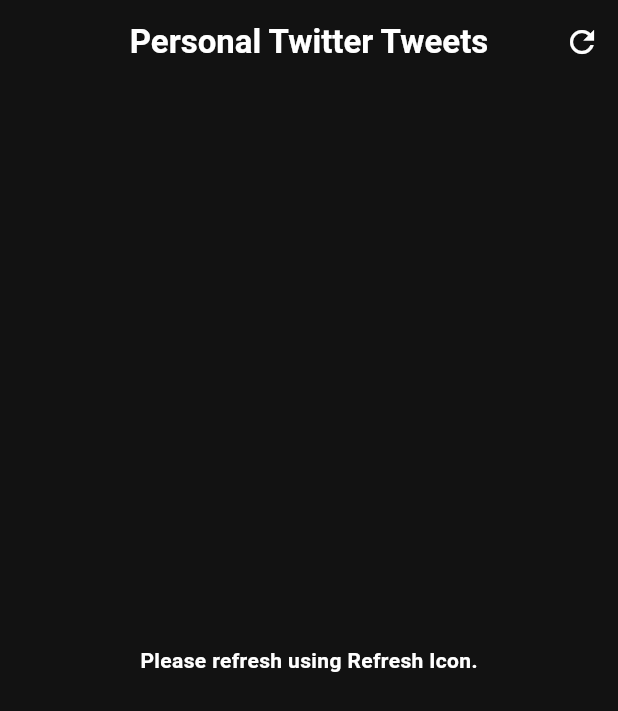
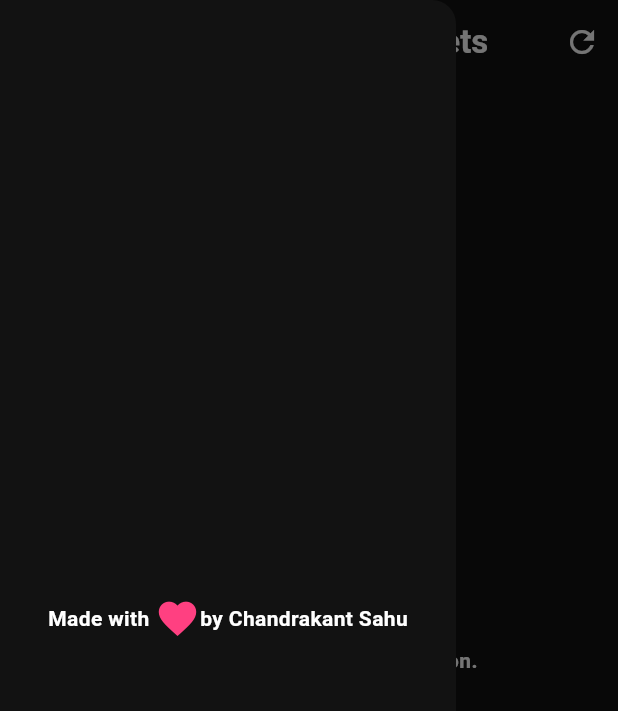
Before and after one commit to Chandrakant0110/personal-twitter-feed, a Flutter app: the screen it shows after launch, with the side drawer open (before the commit the screen has no drawer), on a phone screen of 412 x 824 dp. Shown: the top 711 px of the screen. Run offline on Flutter 3.47's test engine with Material 3 defaults, Android fonts, the light colour scheme and no system bars; drawn by our look-alikes of like_button; our stand-ins replace fluttertoast.

Commit message:
added-drawer

```diff
--- a/lib/main.dart
+++ b/lib/main.dart
@@ -13,6 +13,7 @@
   Widget build(BuildContext context) {
     return MaterialApp(
       title: 'Personal Twitter Feed',
+
       theme: ThemeData(
         colorScheme: const ColorScheme.dark(primary: Colors.white),
         // colorScheme: ColorScheme.fromSeed(seedColor: Colors.deepPurple),
--- a/lib/screens/home_screen.dart
+++ b/lib/screens/home_screen.dart
@@ -1,7 +1,9 @@
 import 'dart:convert';
 import 'package:flutter/material.dart';
 import 'package:http/http.dart' as http;
+import 'package:like_button/like_button.dart';
 import 'package:social_media_app/secrets.dart';
+import 'package:social_media_app/widgets/drawer.dart';
 
 import '../widgets/feed_card.dart';
 
@@ -67,6 +69,7 @@
           ),
         ],
       ),
+      drawer: const CustomDrawer(),
       body: value == 1
           ? const Center(
               child: Text(
--- a/lib/secrets.dart
+++ b/lib/secrets.dart
@@ -1,4 +1,4 @@
 class Secrets {
   static const X_RapidAPI_Key =
-      '8170f21ddfmshd73754ab39afe25p1329edjsn7b090cfca454';
+      'Your_Rapid_API_key';
 }
--- /dev/null
+++ b/lib/widgets/drawer.dart
@@ -0,0 +1,28 @@
+import 'package:flutter/material.dart';
+import 'package:like_button/like_button.dart';
+
+class CustomDrawer extends StatelessWidget {
+  const CustomDrawer({super.key});
+
+  @override
+  Widget build(BuildContext context) {
+    return const Drawer(
+      child: Row(
+        mainAxisAlignment: MainAxisAlignment.center,
+        children: [
+          Text(
+            'Made with ',
+            style: TextStyle(fontWeight: FontWeight.bold),
+          ),
+          LikeButton(
+            isLiked: true,
+          ),
+          Text(
+            'by Chandrakant Sahu',
+            style: TextStyle(fontWeight: FontWeight.bold),
+          ),
+        ],
+      ),
+    );
+  }
+}
```
Also changed, not shown: lib/widgets/feed_card.dart (+20 -1 lines).
